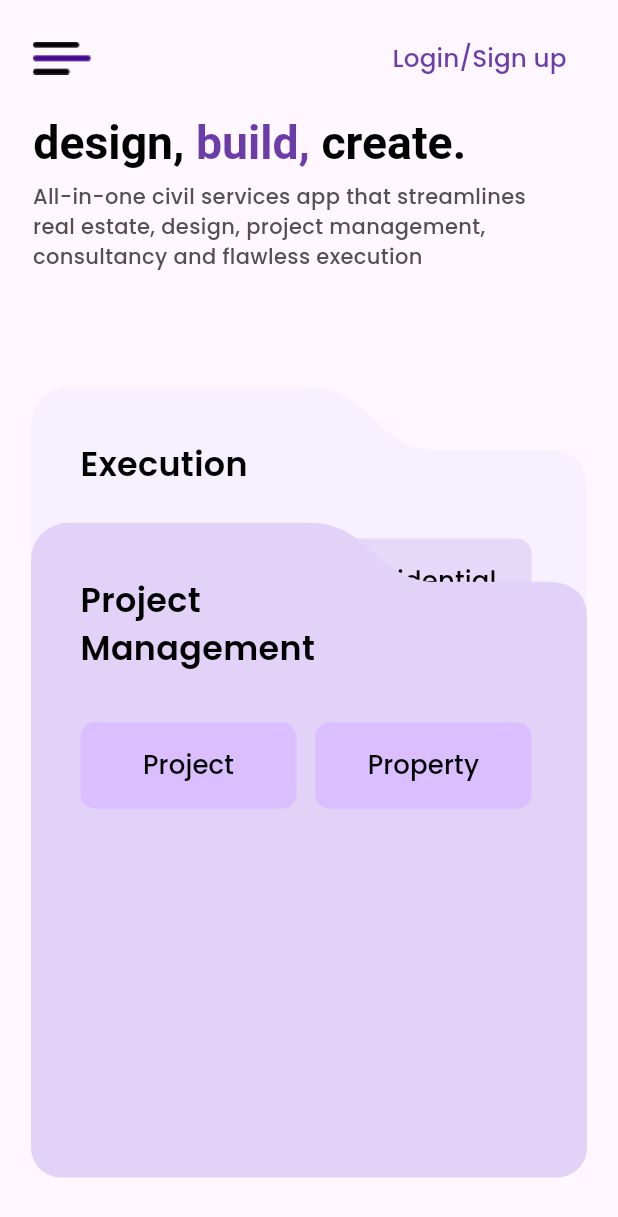
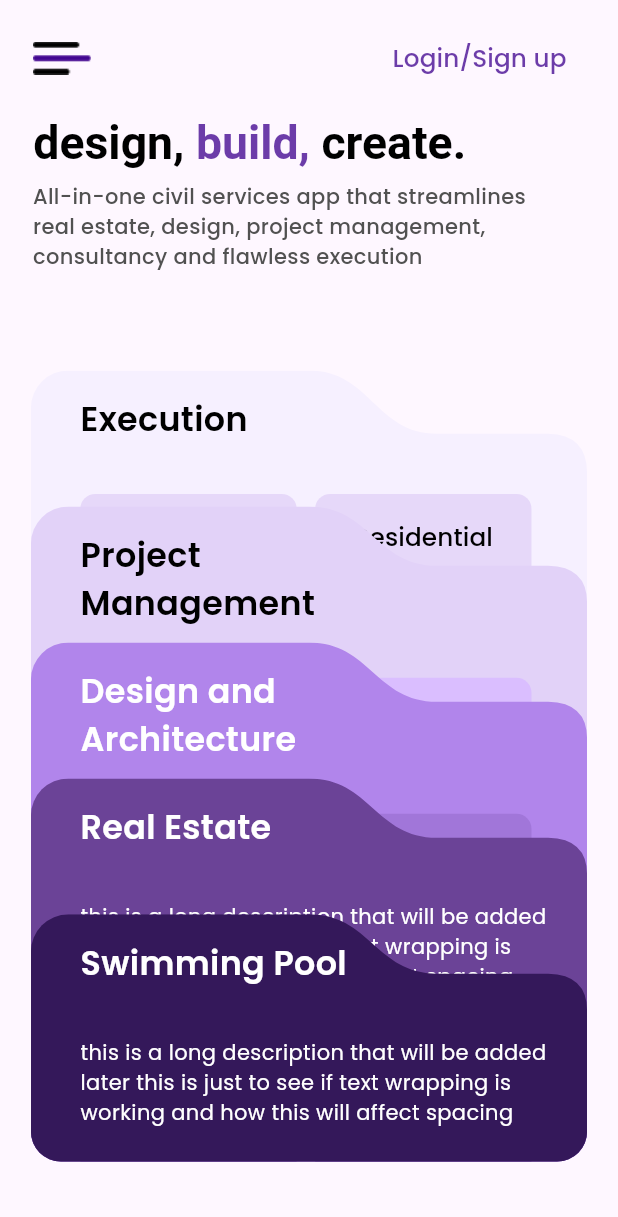
Before and after one commit to HariRags/MYCE, a Flutter app: the screen it shows after launch, on a phone screen of 412 x 824 dp. Shown: the top 1217 px of the screen. Run offline on Flutter 3.47's test engine with Material 3 defaults, Android fonts, the phone set to English and light mode, and no system bars.

Commit message:
added all folders

```diff
--- a/lib/pages/homepage.dart
+++ b/lib/pages/homepage.dart
@@ -93,7 +93,7 @@ class _HomePageState extends State<HomePage> {
               ),
             ),
             SizedBox(
-              height: Responsive.height(9.3, context),
+              height: Responsive.height(8, context),
             ),
             Container(
                 height: Responsive.height(64, context),
@@ -129,6 +129,55 @@ class _HomePageState extends State<HomePage> {
                         buttonText: ['Project','Property'],
                       ),),
                       ),
+                      Positioned(
+                        top: Responsive.height(22, context),
+                        child: Container(
+                        height: Responsive.height(60, context),
+                        width: Responsive.width(90, context),
+                        child: const Folders(
+                        title: 'Design and\nArchitecture',
+                        titleColor: Colors.white,
+                        color: Color(0xFFB185EB),
+                        numberOfButtons: 3,
+                        buttonColor: Color(0xFFA176D9),
+                        buttonTextColor: Colors.white,
+                        buttonText: ['House','Commericial','Industrial'],
+                      ),),
+                      ),
+                      Positioned(
+                        top: Responsive.height(33, context),
+                        child: Container(
+                        height: Responsive.height(60, context),
+                        width: Responsive.width(90, context),
+                        child: const Folders(
+                        title: 'Real Estate',
+                        titleColor: Colors.white,
+                        color: Color(0xFF6B4397),
+                        description: 'this is a long description that will be added later this is just to see if text wrapping is working and how this will affect spacing',
+                        numberOfButtons: 5,
+                        buttonColor: Color(0xFF7A4DAC),
+                        buttonTextColor: Colors.white,
+                        buttonText: ['Buy','Sell','Rent','Lease','Property']
+
+                        )
+                        )
+                      ),
+                      Positioned(
+                        top: Responsive.height(44, context),
+                        child: Container(
+                        height: Responsive.height(60, context),
+                        width: Responsive.width(90, context),
+                        child: const Folders(
+                        title: 'Swimming Pool',
+                        titleColor: Colors.white,
+                        color: Color(0xFF34185A),
+                        description: 'this is a long description that will be added later this is just to see if text wrapping is working and how this will affect spacing',
+                        numberOfButtons: 0,
+                        buttonColor: Color(0xFF5E2A8A),
+                        buttonTextColor: Colors.white,
+                        buttonText: [],
+                      ),),
+                      ),
                               ]),
                   ),
                 )),
--- a/lib/widgets/folders.dart
+++ b/lib/widgets/folders.dart
@@ -32,7 +32,7 @@ class _FoldersState extends State<Folders> {
           crossAxisAlignment: CrossAxisAlignment.start,
           children: [
             SizedBox(
-              height: Responsive.height(4.3, context),
+              height: Responsive.height(2, context),
             ),
             Container(
               padding: EdgeInsets.only(left: Responsive.width(8, context)),
@@ -151,7 +151,7 @@ class _FolderButtons extends StatelessWidget {
                   buttonText[index],
                   style: TextStyle(
                     color: buttonTextColor,
-                    fontSize: Responsive.height(2.1, context),
+                    fontSize: Responsive.height(2.0, context),
                   ),
                 ),
                 onPressed: () {},
```
